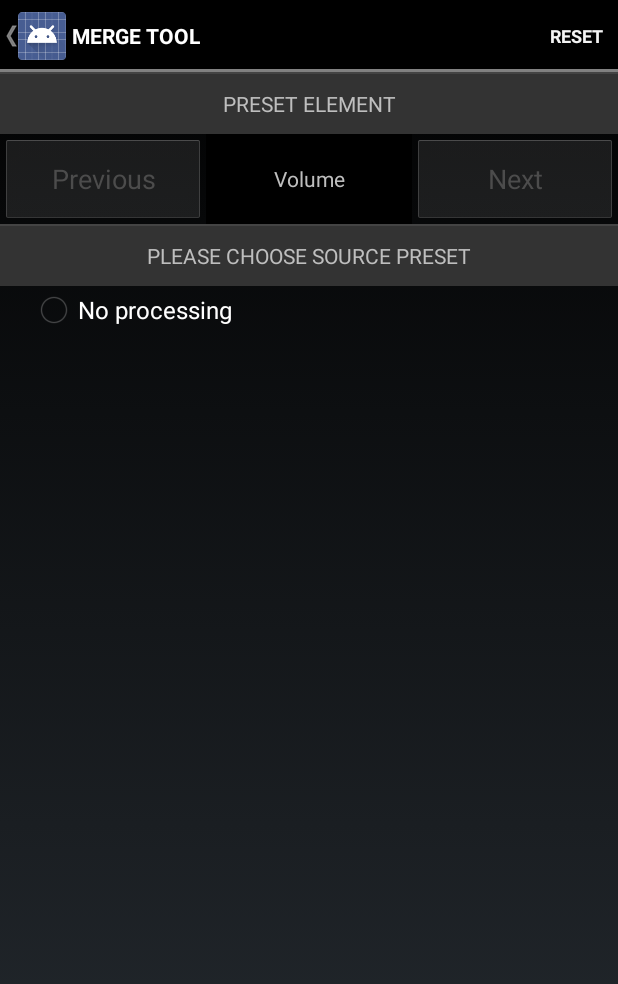
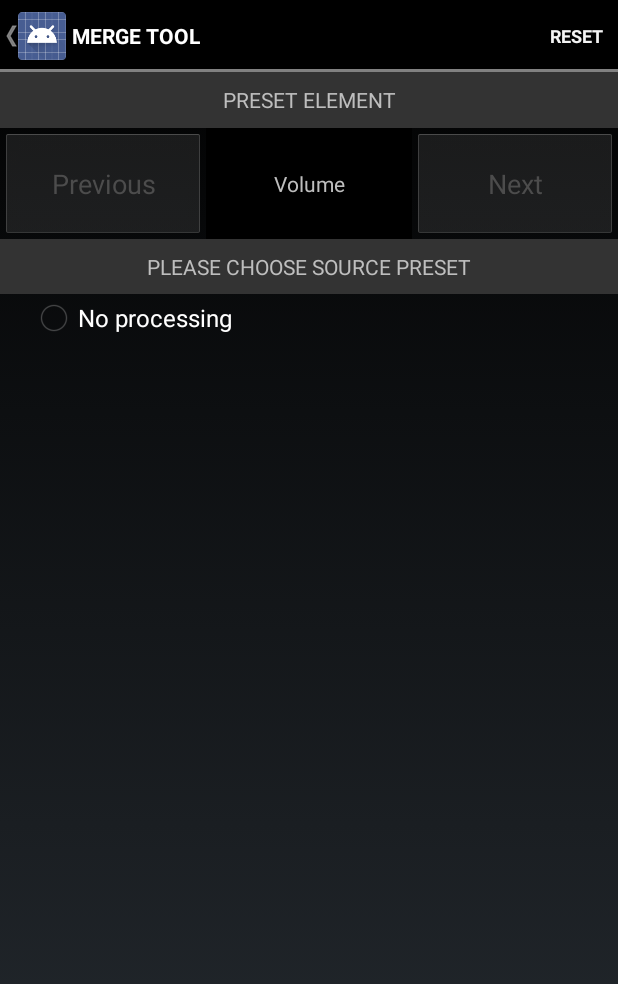
Before and after one commit to e1da/HPToyAndroid, an Android app: the MergeToolActivity screen opened directly, with no data from a screen before it, on a phone screen of 412 x 824 dp. Shown: the top 984 px of the screen. Run offline under Robolectric (Android 15) with nearby library versions, the phone set to English and light mode, and no system bars.

Commit message:
updated merge tool ui

```diff
--- a/app/src/main/res/layout/activity_merge_tool.xml
+++ b/app/src/main/res/layout/activity_merge_tool.xml
@@ -4,27 +4,17 @@
     xmlns:tools="http://schemas.android.com/tools"
     android:orientation="vertical"
     android:layout_width="match_parent"
-    android:layout_height="wrap_content">
+    android:layout_height="match_parent">
 
 
 
-    <View
-        android:layout_width="fill_parent"
-        android:layout_height="1dp"
-        android:layout_weight="1"
-        android:background="#444444"
-        android:paddingLeft="10dp"
-        android:paddingRight="10dp" />
 
     <TextView
         android:layout_width="match_parent"
-        android:layout_height="40dp"
-        android:layout_alignParentEnd="false"
+        android:layout_height="match_parent"
+        android:layout_weight="1"
         android:gravity="center_vertical"
-        android:layout_weight="1"
         android:background="#333333"
-        android:paddingLeft="10dp"
-        android:paddingRight="10dp"
         android:textAlignment="center"
         android:text="PRESET ELEMENT" />
 
@@ -32,12 +22,12 @@
         android:layout_width="match_parent"
         android:layout_height="match_parent"
         android:orientation="horizontal"
-        android:layout_weight="1">
+        android:layout_weight="0.95">
 
         <Button
             android:id="@+id/prevBtn_outl"
             android:layout_width="match_parent"
-            android:layout_height="60dp"
+            android:layout_height="match_parent"
             android:layout_weight="1"
             android:text="Previous"/>
 
@@ -45,7 +35,6 @@
             android:id="@+id/presetElementLabel_outl"
             android:layout_width="match_parent"
             android:layout_height="match_parent"
-            android:layout_alignParentEnd="false"
             android:gravity="center_vertical"
             android:layout_weight="1"
             android:background="#000000"
@@ -57,36 +46,25 @@
         <Button
             android:id="@+id/nextBtn_outl"
             android:layout_width="match_parent"
-            android:layout_height="60dp"
+            android:layout_height="match_parent"
             android:layout_weight="1"
             android:text="Next"/>
 
     </LinearLayout>
 
-    <View
-        android:layout_width="fill_parent"
-        android:layout_height="1dp"
-        android:layout_weight="1"
-        android:background="#444444"
-        android:paddingLeft="10dp"
-        android:paddingRight="10dp" />
-
     <TextView
         android:layout_width="match_parent"
-        android:layout_height="40dp"
-        android:layout_alignParentEnd="false"
+        android:layout_height="match_parent"
         android:gravity="center_vertical"
         android:layout_weight="1"
         android:background="#333333"
-        android:paddingLeft="10dp"
-        android:paddingRight="10dp"
         android:textAlignment="center"
         android:text="PLEASE CHOOSE SOURCE PRESET" />
 
     <ScrollView
         android:layout_width="match_parent"
         android:layout_height="match_parent"
-        android:layout_weight="5">
+        android:layout_weight="0.2">
 
         <RadioGroup
             android:id="@+id/presetRadioGroup_outl"
```
Lines whose indentation alone changed are shown as unchanged.
